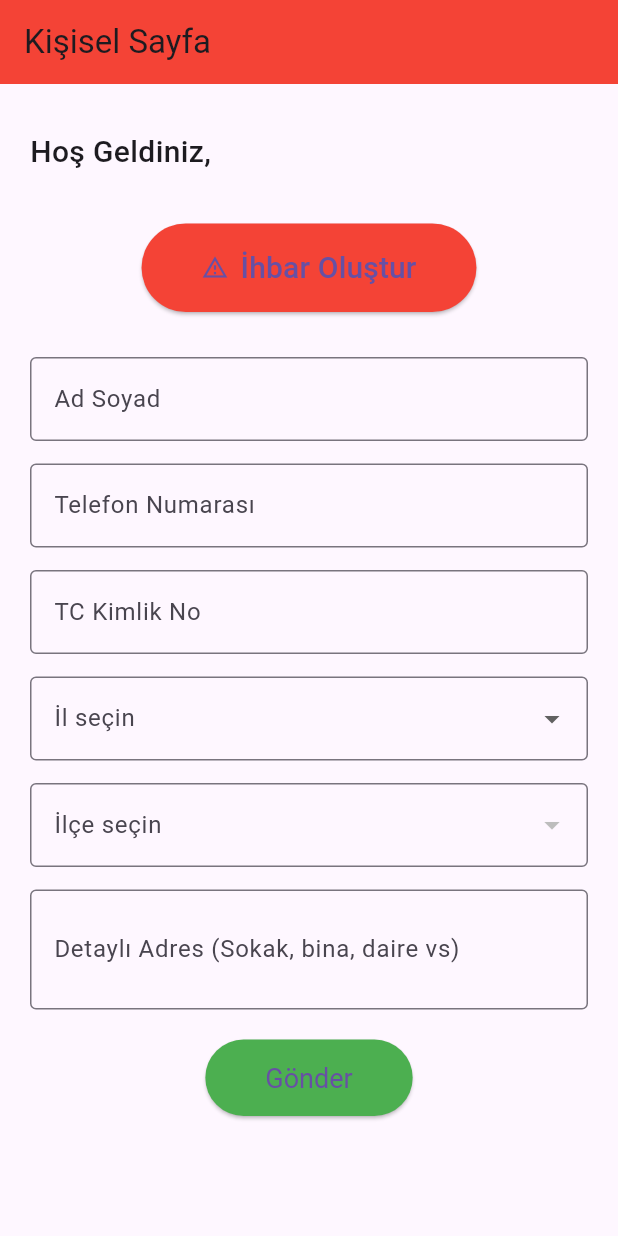
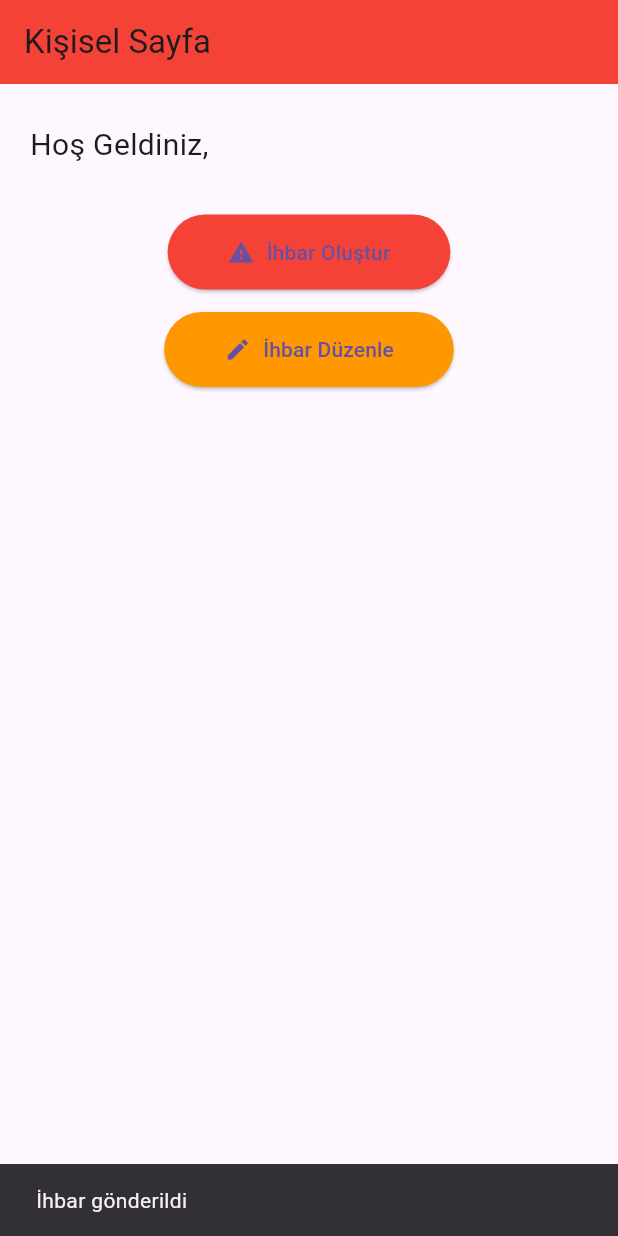
Before and after one commit to asude2/softwareEngineering_project, a Flutter app: the KisiselSayfa screen opened directly, after a tap on "İhbar Oluştur", after a tap on "Gönder", on a phone screen of 412 x 824 dp. Run offline on Flutter 3.47's test engine with Material 3 defaults, Android fonts, the phone set to English and light mode, and no system bars; our stand-ins replace cloud_firestore, firebase_auth, firebase_core, flutter_map, latlong2; accounts and stored records are empty.

Commit message:
yapılan ihbarları düzenleme butonu ekledim. Kullanıcı kendi ihbarlarını liste şeklinde görebilir, silebilir veya düzenleyebilir.

```diff
--- a/lib/personalPage.dart
+++ b/lib/personalPage.dart
@@ -2,6 +2,8 @@ import 'package:flutter/material.dart';
 import 'package:firebase_auth/firebase_auth.dart';
 import 'package:cloud_firestore/cloud_firestore.dart';
 import 'city_district_data.dart';
+import 'edit_not.dart';
+
 
 class KisiselSayfa extends StatefulWidget {
   const KisiselSayfa({super.key});
@@ -15,6 +17,8 @@ class _KisiselSayfaState extends State<KisiselSayfa> {
   String soyad = '';
   bool isLoading = true;
   bool showForm = false;
+  bool isEditing = false;
+  String? editingDocId;
 
   final TextEditingController adSoyadController = TextEditingController();
   final TextEditingController telController = TextEditingController();
@@ -32,7 +36,6 @@ class _KisiselSayfaState extends State<KisiselSayfa> {
 
   Future<void> fetchUserData() async {
     final user = FirebaseAuth.instance.currentUser;
-
     if (user != null) {
       final doc = await FirebaseFirestore.instance.collection('users').doc(user.uid).get();
       if (doc.exists) {
@@ -45,152 +48,155 @@ class _KisiselSayfaState extends State<KisiselSayfa> {
     }
   }
 
+  Future<void> loadLastReport() async {
+    final uid = FirebaseAuth.instance.currentUser!.uid;
+    final snapshot = await FirebaseFirestore.instance
+        .collection('ihbarlar')
+        .where('ihbar_eden_uid', isEqualTo: uid)
+        .orderBy('tarih', descending: true)
+        .limit(1)
+        .get();
+
+    if (snapshot.docs.isNotEmpty) {
+      final doc = snapshot.docs.first;
+      final data = doc.data();
+
+      setState(() {
+        isEditing = true;
+        editingDocId = doc.id;
+        showForm = true;
+
+        adSoyadController.text = data['ihbar_edilen_ad_soyad'] ?? '';
+        telController.text = data['telefon'] ?? '';
+        tcController.text = data['tc'] ?? '';
+        detayliAdresController.text = data['detayli_adres'] ?? '';
+        seciliIl = data['il'] ?? '';
+        seciliIlce = data['ilce'] ?? '';
+      });
+    } else {
+      ScaffoldMessenger.of(context).showSnackBar(
+        SnackBar(content: Text('Hiç ihbar bulunamadı')),
+      );
+    }
+  }
+
+  Future<void> submitReport() async {
+    final uid = FirebaseAuth.instance.currentUser!.uid;
+    final reportData = {
+      'ihbar_eden_uid': uid,
+      'ihbar_edilen_ad_soyad': adSoyadController.text,
+      'telefon': telController.text,
+      'tc': tcController.text,
+      'il': seciliIl,
+      'ilce': seciliIlce,
+      'detayli_adres': detayliAdresController.text,
+      'tarih': Timestamp.now(),
+    };
+
+    if (isEditing && editingDocId != null) {
+      await FirebaseFirestore.instance.collection('ihbarlar').doc(editingDocId).update(reportData);
+      ScaffoldMessenger.of(context).showSnackBar(SnackBar(content: Text('İhbar güncellendi')));
+    } else {
+      await FirebaseFirestore.instance.collection('ihbarlar').add(reportData);
+      ScaffoldMessenger.of(context).showSnackBar(SnackBar(content: Text('İhbar gönderildi')));
+    }
+
+    setState(() {
+      showForm = false;
+      isEditing = false;
+      editingDocId = null;
+      adSoyadController.clear();
+      telController.clear();
+      tcController.clear();
+      detayliAdresController.clear();
+      seciliIl = '';
+      seciliIlce = '';
+    });
+  }
+
+  Widget buildForm() {
+    return Column(
+      children: [
+        SizedBox(height: 30),
+        TextField(controller: adSoyadController, decoration: _inputDecoration('Ad Soyad')),
+        SizedBox(height: 15),
+        TextField(controller: telController, decoration: _inputDecoration('Telefon Numarası'), keyboardType: TextInputType.phone),
+        SizedBox(height: 15),
+        TextField(controller: tcController, decoration: _inputDecoration('TC Kimlik No'), keyboardType: TextInputType.number),
+        SizedBox(height: 15),
+        DropdownButtonFormField<String>(
+          decoration: _inputDecoration('İl seçin'),
+          value: seciliIl.isEmpty ? null : seciliIl,
+          onChanged: (value) => setState(() => seciliIl = value ?? ''),
+          items: iller.map((il) => DropdownMenuItem(value: il, child: Text(il))).toList(),
+        ),
+        SizedBox(height: 15),
+        DropdownButtonFormField<String>(
+          decoration: _inputDecoration('İlçe seçin'),
+          value: seciliIlce.isEmpty ? null : seciliIlce,
+          onChanged: (value) => setState(() => seciliIlce = value ?? ''),
+          items: (ilceler[seciliIl] ?? []).map((ilce) => DropdownMenuItem(value: ilce, child: Text(ilce))).toList(),
+        ),
+        SizedBox(height: 15),
+        TextField(controller: detayliAdresController, decoration: _inputDecoration('Detaylı Adres'), maxLines: 2),
+        SizedBox(height: 20),
+        ElevatedButton(
+          onPressed: submitReport,
+          child: Text(isEditing ? 'Güncelle' : 'Gönder'),
+          style: ElevatedButton.styleFrom(backgroundColor: Colors.green, padding: EdgeInsets.symmetric(horizontal: 40, vertical: 15)),
+        ),
+      ],
+    );
+  }
+
+  InputDecoration _inputDecoration(String label) {
+    return InputDecoration(labelText: label, border: OutlineInputBorder());
+  }
+
   @override
   Widget build(BuildContext context) {
     return Scaffold(
-      appBar: AppBar(
-        title: Text('Kişisel Sayfa'),
-        backgroundColor: Colors.red,
-      ),
+      appBar: AppBar(title: Text('Kişisel Sayfa'), backgroundColor: Colors.red),
       body: isLoading
           ? Center(child: CircularProgressIndicator())
           : SingleChildScrollView(
-        padding: const EdgeInsets.all(20),
-        child: Column(
-          crossAxisAlignment: CrossAxisAlignment.start,
-          children: [
-            Text.rich(
-              TextSpan(
-                children: [
-                  TextSpan(
-                    text: 'Hoş Geldiniz, ',
-                    style: TextStyle(fontSize: 20, fontWeight: FontWeight.w500),
-                  ),
-                  TextSpan(
-                    text: '$ad $soyad',
-                    style: TextStyle(fontSize: 30, fontWeight: FontWeight.bold),
-                  ),
-                ],
-              ),
-            ),
-            SizedBox(height: 30),
-            Center(
-              child: ElevatedButton.icon(
-                onPressed: () {
-                  setState(() {
-                    showForm = true;
-                  });
-                },
-                icon: Icon(Icons.report_problem_outlined),
-                label: Text('İhbar Oluştur', style: TextStyle(fontSize: 20)),
-                style: ElevatedButton.styleFrom(
-                  backgroundColor: Colors.red,
-                  padding: EdgeInsets.symmetric(horizontal: 40, vertical: 15),
+        padding: EdgeInsets.all(20),
+        child: Column(crossAxisAlignment: CrossAxisAlignment.start, children: [
+          Text.rich(TextSpan(children: [
+            TextSpan(text: 'Hoş Geldiniz, ', style: TextStyle(fontSize: 20)),
+            TextSpan(text: '$ad $soyad', style: TextStyle(fontSize: 26, fontWeight: FontWeight.bold)),
+          ])),
+          SizedBox(height: 30),
+          Center(
+            child: Column(
+              children: [
+                ElevatedButton.icon(
+                  onPressed: () => setState(() => {showForm = true, isEditing = false}),
+                  icon: Icon(Icons.report_problem),
+                  label: Text('İhbar Oluştur'),
+                  style: ElevatedButton.styleFrom(backgroundColor: Colors.red, padding: EdgeInsets.symmetric(horizontal: 40, vertical: 15)),
                 ),
-              ),
-            ),
-            if (showForm) ...[
-              SizedBox(height: 30),
-              TextField(
-                controller: adSoyadController,
-                decoration: InputDecoration(
-                  labelText: 'Ad Soyad',
-                  border: OutlineInputBorder(),
-                ),
-              ),
-              SizedBox(height: 15),
-              TextField(
-                controller: telController,
-                decoration: InputDecoration(
-                  labelText: 'Telefon Numarası',
-                  border: OutlineInputBorder(),
-                ),
-                keyboardType: TextInputType.phone,
-              ),
-              SizedBox(height: 15),
-              TextField(
-                controller: tcController,
-                decoration: InputDecoration(
-                  labelText: 'TC Kimlik No',
-                  border: OutlineInputBorder(),
-                ),
-                keyboardType: TextInputType.number,
-              ),
-              SizedBox(height: 15),
-              DropdownButtonFormField<String>(
-                decoration: InputDecoration(
-                  labelText: 'İl seçin',
-                  border: OutlineInputBorder(),
-                ),
-                value: seciliIl.isEmpty ? null : seciliIl,
-                isExpanded: true,
-                onChanged: (value) {
-                  setState(() {
-                    seciliIl = value ?? '';
-                    seciliIlce = '';
-                  });
-                },
-                items: iller
-                    .map((il) => DropdownMenuItem(
-                  value: il,
-                  child: Text(il),
-                ))
-                    .toList(),
-              ),
-              SizedBox(height: 15),
-              DropdownButtonFormField<String>(
-                decoration: InputDecoration(
-                  labelText: 'İlçe seçin',
-                  border: OutlineInputBorder(),
-                ),
-                value: seciliIlce.isEmpty ? null : seciliIlce,
-                isExpanded: true,
-                onChanged: (value) {
-                  setState(() {
-                    seciliIlce = value ?? '';
-                  });
-                },
-                items: (ilceler[seciliIl] ?? [])
-                    .map((ilce) => DropdownMenuItem(
-                  value: ilce,
-                  child: Text(ilce),
-                ))
-                    .toList(),
-              ),
-              SizedBox(height: 15),
-              TextField(
-                controller: detayliAdresController,
-                decoration: InputDecoration(
-                  labelText: 'Detaylı Adres (Sokak, bina, daire vs)',
-                  border: OutlineInputBorder(),
-                ),
-                maxLines: 2,
-              ),
-              SizedBox(height: 20),
-              Center(
-                child: ElevatedButton(
+                SizedBox(height: 15),
+                ElevatedButton.icon(
                   onPressed: () {
-                    String tamAdres =
-                        '$seciliIl, $seciliIlce, ${detayliAdresController.text}';
-                    print('İhbar Gönderildi');
-                    print('Ad Soyad: ${adSoyadController.text}');
-                    print('Telefon: ${telController.text}');
-                    print('TC: ${tcController.text}');
-                    print('Adres: $tamAdres');
-
-                    // TODO: Firestore'a veri kaydet
+                    Navigator.push(
+                      context,
+                      MaterialPageRoute(builder: (context) => IhbarDuzenleSayfasi()),
+                    );
                   },
-                  child: Text('Gönder'),
+                  icon: Icon(Icons.edit),
+                  label: Text('İhbar Düzenle'),
                   style: ElevatedButton.styleFrom(
-                    backgroundColor: Colors.green,
+                    backgroundColor: Colors.orange,
                     padding: EdgeInsets.symmetric(horizontal: 40, vertical: 15),
-                    textStyle: TextStyle(fontSize: 18),
                   ),
                 ),
-              ),
-            ],
-          ],
-        ),
+
+              ],
+            ),
+          ),
+          if (showForm) buildForm(),
+        ]),
       ),
     );
   }
```
Also changed, not shown: lib/edit_not.dart (added).
